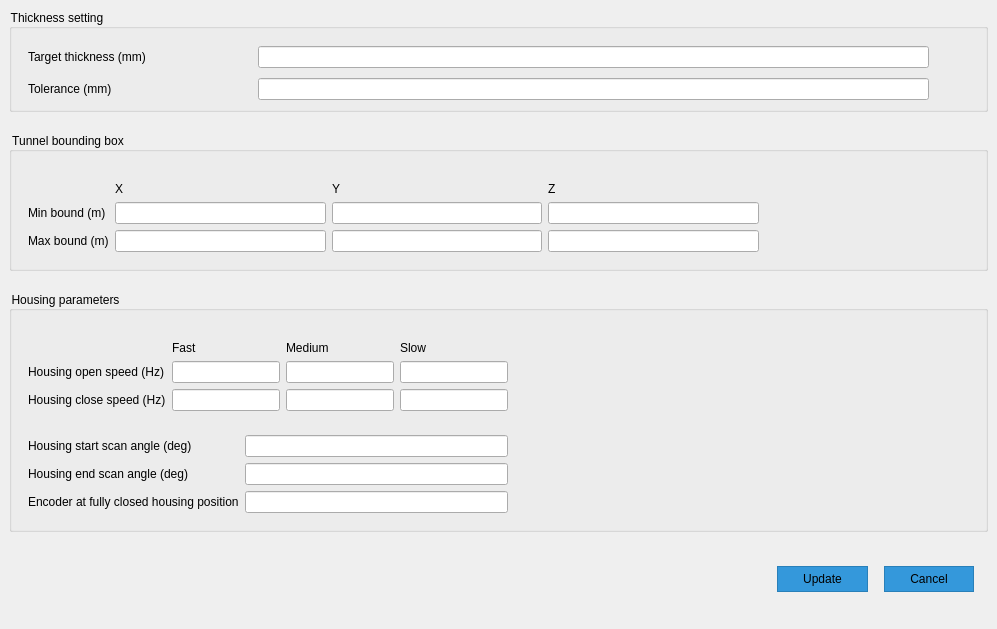
Above: qt5_ui/setting_page.ui from jacondv/intelijet_v2 before the change. Below: the same form after it.
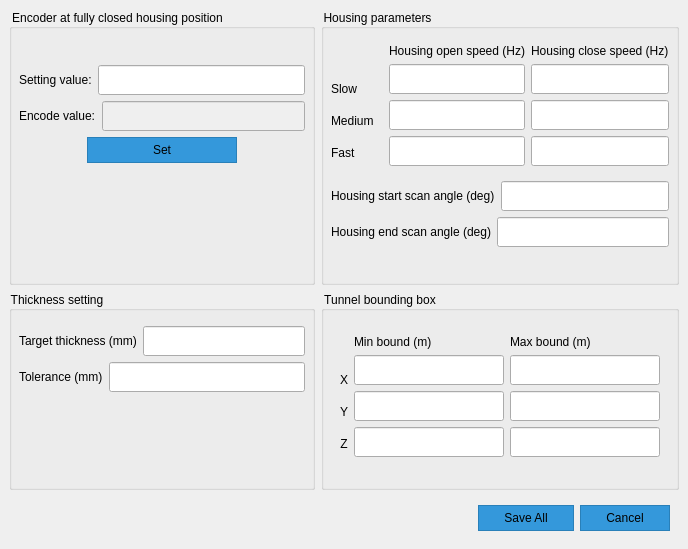
That is the form after the change.

```diff
--- a/qt5_ui/setting_page.ui
+++ b/qt5_ui/setting_page.ui
@@ -6,8 +6,8 @@
    <rect>
     <x>0</x>
     <y>0</y>
-    <width>997</width>
-    <height>629</height>
+    <width>688</width>
+    <height>549</height>
    </rect>
   </property>
   <property name="minimumSize">
@@ -31,7 +31,6 @@
         color: balck;               /* màu chữ */
         border: 1px solid #2980b9;  /* viền */
         padding: 5px 25px 5px 25px;          /* padding */
-		margin: 5px 5px 5px 5px;
 
     }
 
@@ -43,7 +42,7 @@
     padding-top: 25px;   /* đẩy nội dung xuống cách title */
 }</string>
   </property>
-  <layout class="QVBoxLayout">
+  <layout class="QHBoxLayout" name="horizontalLayout_6">
    <property name="spacing">
     <number>0</number>
    </property>
@@ -61,175 +60,150 @@
    </property>
    <item>
     <widget class="QWidget" name="widget" native="true">
-     <layout class="QVBoxLayout" name="verticalLayout_2">
-      <property name="spacing">
-       <number>20</number>
-      </property>
-      <item>
-       <widget class="QGroupBox" name="groupBox_3">
-        <property name="minimumSize">
-         <size>
-          <width>0</width>
-          <height>100</height>
-         </size>
-        </property>
+     <layout class="QGridLayout" name="gridLayout">
+      <item row="0" column="0">
+       <widget class="QGroupBox" name="groupBox_4">
         <property name="title">
-         <string>Thickness setting</string>
+         <string>Encoder at fully closed housing position</string>
         </property>
-        <layout class="QGridLayout" name="gridLayout">
-         <item row="1" column="0">
-          <widget class="QWidget" name="widget_7" native="true">
-           <layout class="QHBoxLayout" name="horizontalLayout_3" stretch="1,3,0">
-            <property name="topMargin">
-             <number>2</number>
-            </property>
-            <property name="bottomMargin">
-             <number>2</number>
-            </property>
-            <item>
-             <widget class="QLabel" name="label_2">
-              <property name="text">
-               <string>Tolerance (mm)</string>
-              </property>
-             </widget>
-            </item>
-            <item>
-             <widget class="QLineEdit" name="txtThicknessTolerance"/>
-            </item>
-            <item>
-             <spacer name="horizontalSpacer_3">
-              <property name="orientation">
-               <enum>Qt::Horizontal</enum>
-              </property>
-              <property name="sizeHint" stdset="0">
-               <size>
-                <width>40</width>
-                <height>20</height>
-               </size>
-              </property>
-             </spacer>
-            </item>
-           </layout>
-          </widget>
-         </item>
-         <item row="0" column="0">
-          <widget class="QWidget" name="widget_6" native="true">
-           <layout class="QHBoxLayout" name="horizontalLayout_2" stretch="1,3,0">
-            <property name="topMargin">
-             <number>2</number>
-            </property>
-            <property name="bottomMargin">
-             <number>2</number>
-            </property>
-            <item>
-             <widget class="QLabel" name="label">
-              <property name="text">
-               <string>Target thickness (mm)</string>
-              </property>
-             </widget>
-            </item>
-            <item>
-             <widget class="QLineEdit" name="txtTargetThickness"/>
-            </item>
-            <item>
-             <spacer name="horizontalSpacer_2">
-              <property name="orientation">
-               <enum>Qt::Horizontal</enum>
-              </property>
-              <property name="sizeHint" stdset="0">
-               <size>
-                <width>40</width>
-                <height>20</height>
-               </size>
-              </property>
-             </spacer>
-            </item>
-           </layout>
-          </widget>
-         </item>
-        </layout>
-       </widget>
-      </item>
-      <item>
-       <widget class="QGroupBox" name="groupBox_2">
-        <property name="minimumSize">
-         <size>
-          <width>0</width>
-          <height>100</height>
-         </size>
-        </property>
-        <property name="title">
-         <string>Tunnel bounding box</string>
-        </property>
-        <layout class="QVBoxLayout" name="verticalLayout_3">
+        <layout class="QHBoxLayout" name="horizontalLayout_11">
+         <property name="spacing">
+          <number>0</number>
+         </property>
+         <property name="leftMargin">
+          <number>9</number>
+         </property>
          <property name="topMargin">
-          <number>15</number>
+          <number>30</number>
+         </property>
+         <property name="rightMargin">
+          <number>9</number>
+         </property>
+         <property name="bottomMargin">
+          <number>9</number>
          </property>
          <item>
-          <widget class="QWidget" name="widget_5" native="true">
-           <layout class="QGridLayout" name="gridLayout_5">
-            <item row="0" column="2">
-             <widget class="QLabel" name="label_51">
-              <property name="text">
-               <string>Y</string>
-              </property>
+          <widget class="QWidget" name="widget_16" native="true">
+           <layout class="QVBoxLayout" name="verticalLayout_9">
+            <property name="leftMargin">
+             <number>0</number>
+            </property>
+            <property name="topMargin">
+             <number>0</number>
+            </property>
+            <property name="rightMargin">
+             <number>0</number>
+            </property>
+            <property name="bottomMargin">
+             <number>0</number>
+            </property>
+            <item>
+             <widget class="QWidget" name="widget_3" native="true">
+              <layout class="QHBoxLayout" name="horizontalLayout_9">
+               <property name="leftMargin">
+                <number>0</number>
+               </property>
+               <property name="topMargin">
+                <number>0</number>
+               </property>
+               <property name="rightMargin">
+                <number>0</number>
+               </property>
+               <property name="bottomMargin">
+                <number>0</number>
+               </property>
+               <item>
+                <widget class="QLabel" name="label_14">
+                 <property name="text">
+                  <string>Setting value:</string>
+                 </property>
+                </widget>
+               </item>
+               <item>
+                <widget class="QLineEdit" name="txtHousingClosedPosition">
+                 <property name="minimumSize">
+                  <size>
+                   <width>0</width>
+                   <height>30</height>
+                  </size>
+                 </property>
+                </widget>
+               </item>
+              </layout>
              </widget>
             </item>
-            <item row="1" column="0">
-             <widget class="QLabel" name="label_15">
-              <property name="text">
-               <string>Min bound (m)</string>
-              </property>
+            <item>
+             <widget class="QWidget" name="widget_17" native="true">
+              <layout class="QHBoxLayout" name="horizontalLayout_12">
+               <property name="leftMargin">
+                <number>0</number>
+               </property>
+               <property name="topMargin">
+                <number>0</number>
+               </property>
+               <property name="rightMargin">
+                <number>0</number>
+               </property>
+               <property name="bottomMargin">
+                <number>0</number>
+               </property>
+               <item>
+                <widget class="QLabel" name="label_17">
+                 <property name="text">
+                  <string>Encode value:</string>
+                 </property>
+                </widget>
+               </item>
+               <item>
+                <widget class="QLineEdit" name="txtEncodeValueRaw">
+                 <property name="enabled">
+                  <bool>false</bool>
+                 </property>
+                 <property name="minimumSize">
+                  <size>
+                   <width>0</width>
+                   <height>30</height>
+                  </size>
+                 </property>
+                </widget>
+               </item>
+              </layout>
              </widget>
             </item>
-            <item row="0" column="3">
-             <widget class="QLabel" name="label_50">
-              <property name="text">
-               <string>Z</string>
-              </property>
+            <item>
+             <widget class="QWidget" name="widget_15" native="true">
+              <layout class="QHBoxLayout" name="horizontalLayout_10">
+               <property name="topMargin">
+                <number>0</number>
+               </property>
+               <property name="bottomMargin">
+                <number>0</number>
+               </property>
+               <item>
+                <widget class="QPushButton" name="btnSetClosedPosition">
+                 <property name="maximumSize">
+                  <size>
+                   <width>150</width>
+                   <height>16777215</height>
+                  </size>
+                 </property>
+                 <property name="text">
+                  <string>Set</string>
+                 </property>
+                </widget>
+               </item>
+              </layout>
              </widget>
             </item>
-            <item row="2" column="3">
-             <widget class="QLineEdit" name="txtTunnelMaxBoundZ"/>
-            </item>
-            <item row="2" column="1">
-             <widget class="QLineEdit" name="txtTunnelMaxBoundX"/>
-            </item>
-            <item row="0" column="1">
-             <widget class="QLabel" name="label_49">
-              <property name="text">
-               <string>X</string>
-              </property>
-             </widget>
-            </item>
-            <item row="1" column="1">
-             <widget class="QLineEdit" name="txtTunnelMinBoundX"/>
-            </item>
-            <item row="2" column="0">
-             <widget class="QLabel" name="label_16">
-              <property name="text">
-               <string>Max bound (m)</string>
-              </property>
-             </widget>
-            </item>
-            <item row="2" column="2">
-             <widget class="QLineEdit" name="txtTunnelMaxBoundY"/>
-            </item>
-            <item row="1" column="2">
-             <widget class="QLineEdit" name="txtTunnelMinBoundY"/>
-            </item>
-            <item row="1" column="3">
-             <widget class="QLineEdit" name="txtTunnelMinBoundZ"/>
-            </item>
-            <item row="1" column="4" rowspan="2">
-             <spacer name="horizontalSpacer_5">
+            <item>
+             <spacer name="verticalSpacer">
               <property name="orientation">
-               <enum>Qt::Horizontal</enum>
+               <enum>Qt::Vertical</enum>
               </property>
               <property name="sizeHint" stdset="0">
                <size>
-                <width>40</width>
-                <height>20</height>
+                <width>20</width>
+                <height>40</height>
                </size>
               </property>
              </spacer>
@@ -240,7 +214,7 @@
         </layout>
        </widget>
       </item>
-      <item>
+      <item row="0" column="1">
        <widget class="QGroupBox" name="groupBox">
         <property name="minimumSize">
          <size>
@@ -251,114 +225,554 @@
         <property name="title">
          <string>Housing parameters</string>
         </property>
-        <layout class="QGridLayout" name="gridLayout_4">
+        <layout class="QVBoxLayout" name="verticalLayout_6">
+         <property name="leftMargin">
+          <number>0</number>
+         </property>
          <property name="topMargin">
-          <number>15</number>
+          <number>0</number>
          </property>
-         <item row="1" column="0">
-          <widget class="QWidget" name="widget_3" native="true">
-           <layout class="QGridLayout" name="gridLayout_3">
-            <item row="2" column="0">
-             <widget class="QLabel" name="label_14">
-              <property name="text">
-               <string>Encoder at fully closed housing position</string>
-              </property>
+         <property name="rightMargin">
+          <number>0</number>
+         </property>
+         <property name="bottomMargin">
+          <number>0</number>
+         </property>
+         <item>
+          <widget class="QWidget" name="widget_13" native="true">
+           <layout class="QHBoxLayout" name="horizontalLayout_5">
+            <property name="leftMargin">
+             <number>0</number>
+            </property>
+            <property name="topMargin">
+             <number>0</number>
+            </property>
+            <property name="rightMargin">
+             <number>0</number>
+            </property>
+            <property name="bottomMargin">
+             <number>0</number>
+            </property>
+            <item>
+             <widget class="QWidget" name="widget_2" native="true">
+              <layout class="QVBoxLayout" name="verticalLayout_8">
+               <property name="rightMargin">
+                <number>0</number>
+               </property>
+               <item>
+                <widget class="QLabel" name="label_4">
+                 <property name="text">
+                  <string/>
+                 </property>
+                </widget>
+               </item>
+               <item>
+                <widget class="QLabel" name="label_11">
+                 <property name="text">
+                  <string>Slow</string>
+                 </property>
+                </widget>
+               </item>
+               <item>
+                <widget class="QLabel" name="label_10">
+                 <property name="text">
+                  <string>Medium</string>
+                 </property>
+                </widget>
+               </item>
+               <item>
+                <widget class="QLabel" name="label_9">
+                 <property name="text">
+                  <string>Fast</string>
+                 </property>
+                </widget>
+               </item>
+              </layout>
              </widget>
             </item>
-            <item row="0" column="0">
+            <item>
+             <widget class="QWidget" name="widget_11" native="true">
+              <layout class="QVBoxLayout" name="verticalLayout_4">
+               <property name="rightMargin">
+                <number>0</number>
+               </property>
+               <item>
+                <widget class="QLabel" name="label_7">
+                 <property name="text">
+                  <string>Housing open speed (Hz)</string>
+                 </property>
+                </widget>
+               </item>
+               <item>
+                <widget class="QLineEdit" name="txtHousingOpenSlow">
+                 <property name="minimumSize">
+                  <size>
+                   <width>0</width>
+                   <height>30</height>
+                  </size>
+                 </property>
+                </widget>
+               </item>
+               <item>
+                <widget class="QLineEdit" name="txtHousingOpenMedium">
+                 <property name="minimumSize">
+                  <size>
+                   <width>0</width>
+                   <height>30</height>
+                  </size>
+                 </property>
+                </widget>
+               </item>
+               <item>
+                <widget class="QLineEdit" name="txtHousingOpenFast">
+                 <property name="minimumSize">
+                  <size>
+                   <width>0</width>
+                   <height>30</height>
+                  </size>
+                 </property>
+                </widget>
+               </item>
+              </layout>
+             </widget>
+            </item>
+            <item>
+             <widget class="QWidget" name="widget_12" native="true">
+              <layout class="QVBoxLayout" name="verticalLayout_7">
+               <property name="leftMargin">
+                <number>0</number>
+               </property>
+               <item>
+                <widget class="QLabel" name="label_8">
+                 <property name="text">
+                  <string>Housing close speed (Hz)</string>
+                 </property>
+                </widget>
+               </item>
+               <item>
+                <widget class="QLineEdit" name="txtHousingCloseSlow">
+                 <property name="minimumSize">
+                  <size>
+                   <width>0</width>
+                   <height>30</height>
+                  </size>
+                 </property>
+                </widget>
+               </item>
+               <item>
+                <widget class="QLineEdit" name="txtHousingCloseMedium">
+                 <property name="minimumSize">
+                  <size>
+                   <width>0</width>
+                   <height>30</height>
+                  </size>
+                 </property>
+                </widget>
+               </item>
+               <item>
+                <widget class="QLineEdit" name="txtHousingCloseFast">
+                 <property name="minimumSize">
+                  <size>
+                   <width>0</width>
+                   <height>30</height>
+                  </size>
+                 </property>
+                </widget>
+               </item>
+              </layout>
+             </widget>
+            </item>
+           </layout>
+          </widget>
+         </item>
+         <item>
+          <widget class="QWidget" name="widget_5" native="true">
+           <layout class="QHBoxLayout" name="horizontalLayout_7">
+            <property name="topMargin">
+             <number>0</number>
+            </property>
+            <property name="bottomMargin">
+             <number>0</number>
+            </property>
+            <item>
              <widget class="QLabel" name="label_12">
               <property name="text">
                <string>Housing start scan angle (deg)</string>
               </property>
              </widget>
             </item>
-            <item row="1" column="0">
+            <item>
+             <widget class="QLineEdit" name="txtHousingStartPosition">
+              <property name="minimumSize">
+               <size>
+                <width>0</width>
+                <height>30</height>
+               </size>
+              </property>
+             </widget>
+            </item>
+           </layout>
+          </widget>
+         </item>
+         <item>
+          <widget class="QWidget" name="widget_14" native="true">
+           <layout class="QHBoxLayout" name="horizontalLayout_8">
+            <property name="topMargin">
+             <number>0</number>
+            </property>
+            <property name="bottomMargin">
+             <number>0</number>
+            </property>
+            <item>
              <widget class="QLabel" name="label_13">
               <property name="text">
                <string>Housing end scan angle (deg)</string>
               </property>
              </widget>
             </item>
-            <item row="0" column="2">
-             <widget class="QLineEdit" name="txtHousingStartPosition"/>
+            <item>
+             <widget class="QLineEdit" name="txtHousingEndPosition">
+              <property name="minimumSize">
+               <size>
+                <width>0</width>
+                <height>30</height>
+               </size>
+              </property>
+             </widget>
             </item>
-            <item row="1" column="2">
-             <widget class="QLineEdit" name="txtHousingEndPosition"/>
-            </item>
-            <item row="2" column="2">
-             <widget class="QLineEdit" name="txtHousingClosedPosition"/>
-            </item>
            </layout>
           </widget>
          </item>
-         <item row="0" column="0">
-          <widget class="QWidget" name="widget_2" native="true">
-           <layout class="QGridLayout" name="gridLayout_2">
-            <item row="0" column="7">
-             <widget class="QLabel" name="label_10">
-              <property name="text">
-               <string>Medium</string>
-              </property>
+         <item>
+          <spacer name="verticalSpacer_3">
+           <property name="orientation">
+            <enum>Qt::Vertical</enum>
+           </property>
+           <property name="sizeHint" stdset="0">
+            <size>
+             <width>20</width>
+             <height>40</height>
+            </size>
+           </property>
+          </spacer>
+         </item>
+        </layout>
+       </widget>
+      </item>
+      <item row="1" column="0">
+       <widget class="QGroupBox" name="groupBox_3">
+        <property name="minimumSize">
+         <size>
+          <width>0</width>
+          <height>100</height>
+         </size>
+        </property>
+        <property name="title">
+         <string>Thickness setting</string>
+        </property>
+        <layout class="QVBoxLayout" name="verticalLayout">
+         <property name="leftMargin">
+          <number>0</number>
+         </property>
+         <property name="topMargin">
+          <number>0</number>
+         </property>
+         <property name="rightMargin">
+          <number>0</number>
+         </property>
+         <property name="bottomMargin">
+          <number>0</number>
+         </property>
+         <item>
+          <widget class="QWidget" name="widget_19" native="true">
+           <layout class="QVBoxLayout" name="verticalLayout_10">
+            <property name="bottomMargin">
+             <number>0</number>
+            </property>
+            <item>
+             <widget class="QWidget" name="widget_8" native="true">
+              <layout class="QHBoxLayout" name="horizontalLayout_2">
+               <property name="leftMargin">
+                <number>0</number>
+               </property>
+               <property name="topMargin">
+                <number>0</number>
+               </property>
+               <property name="rightMargin">
+                <number>0</number>
+               </property>
+               <property name="bottomMargin">
+                <number>0</number>
+               </property>
+               <item>
+                <widget class="QLabel" name="label">
+                 <property name="text">
+                  <string>Target thickness (mm)</string>
+                 </property>
+                </widget>
+               </item>
+               <item>
+                <widget class="QLineEdit" name="txtTargetThickness">
+                 <property name="minimumSize">
+                  <size>
+                   <width>0</width>
+                   <height>30</height>
+                  </size>
+                 </property>
+                 <property name="inputMethodHints">
+                  <set>Qt::ImhSensitiveData</set>
+                 </property>
+                </widget>
+               </item>
+              </layout>
              </widget>
             </item>
-            <item row="2" column="0">
-             <widget class="QLabel" name="label_8">
-              <property name="text">
-               <string>Housing close speed (Hz)</string>
-              </property>
+            <item>
+             <widget class="QWidget" name="widget_7" native="true">
+              <layout class="QHBoxLayout" name="horizontalLayout_3">
+               <property name="leftMargin">
+                <number>0</number>
+               </property>
+               <property name="topMargin">
+                <number>0</number>
+               </property>
+               <property name="rightMargin">
+                <number>0</number>
+               </property>
+               <property name="bottomMargin">
+                <number>0</number>
+               </property>
+               <item>
+                <widget class="QLabel" name="label_2">
+                 <property name="text">
+                  <string>Tolerance (mm)</string>
+                 </property>
+                </widget>
+               </item>
+               <item>
+                <widget class="QLineEdit" name="txtThicknessTolerance">
+                 <property name="minimumSize">
+                  <size>
+                   <width>0</width>
+                   <height>30</height>
+                  </size>
+                 </property>
+                </widget>
+               </item>
+              </layout>
              </widget>
             </item>
-            <item row="1" column="4">
-             <widget class="QLineEdit" name="txtHousingOpenFast"/>
-            </item>
-            <item row="1" column="7">
-             <widget class="QLineEdit" name="txtHousingOpenMedium"/>
-            </item>
-            <item row="0" column="4">
-             <widget class="QLabel" name="label_9">
-              <property name="text">
-               <string>Fast</string>
-              </property>
+           </layout>
+          </widget>
+         </item>
+         <item>
+          <spacer name="verticalSpacer_2">
+           <property name="orientation">
+            <enum>Qt::Vertical</enum>
+           </property>
+           <property name="sizeHint" stdset="0">
+            <size>
+             <width>20</width>
+             <height>40</height>
+            </size>
+           </property>
+          </spacer>
+         </item>
+        </layout>
+       </widget>
+      </item>
+      <item row="1" column="1">
+       <widget class="QGroupBox" name="groupBox_2">
+        <property name="minimumSize">
+         <size>
+          <width>0</width>
+          <height>100</height>
+         </size>
+        </property>
+        <property name="title">
+         <string>Tunnel bounding box</string>
+        </property>
+        <layout class="QVBoxLayout" name="verticalLayout_11">
+         <item>
+          <widget class="QWidget" name="widget_18" native="true">
+           <layout class="QHBoxLayout" name="horizontalLayout_13">
+            <item>
+             <widget class="QWidget" name="widget_10" native="true">
+              <layout class="QVBoxLayout" name="verticalLayout_5">
+               <property name="leftMargin">
+                <number>0</number>
+               </property>
+               <property name="topMargin">
+                <number>0</number>
+               </property>
+               <property name="rightMargin">
+                <number>0</number>
+               </property>
+               <property name="bottomMargin">
+                <number>0</number>
+               </property>
+               <item>
+                <widget class="QLabel" name="label_3">
+                 <property name="text">
+                  <string/>
+                 </property>
+                </widget>
+               </item>
+               <item>
+                <widget class="QLabel" name="label_49">
+                 <property name="text">
+                  <string>X</string>
+                 </property>
+                 <property name="alignment">
+                  <set>Qt::AlignCenter</set>
+                 </property>
+                </widget>
+               </item>
+               <item>
+                <widget class="QLabel" name="label_51">
+                 <property name="text">
+                  <string>Y</string>
+                 </property>
+                 <property name="alignment">
+                  <set>Qt::AlignCenter</set>
+                 </property>
+                </widget>
+               </item>
+               <item>
+                <widget class="QLabel" name="label_50">
+                 <property name="text">
+                  <string>Z</string>
+                 </property>
+                 <property name="alignment">
+                  <set>Qt::AlignCenter</set>
+                 </property>
+                </widget>
+               </item>
+              </layout>
              </widget>
             </item>
-            <item row="0" column="8">
-             <widget class="QLabel" name="label_11">
-              <property name="text">
-               <string>Slow</string>
-              </property>
+            <item>
+             <widget class="QWidget" name="widget_6" native="true">
+              <layout class="QVBoxLayout" name="verticalLayout_2">
+               <property name="leftMargin">
+                <number>0</number>
+               </property>
+               <property name="topMargin">
+                <number>0</number>
+               </property>
+               <property name="rightMargin">
+                <number>0</number>
+               </property>
+               <property name="bottomMargin">
+                <number>0</number>
+               </property>
+               <item>
+                <widget class="QLabel" name="label_15">
+                 <property name="text">
+                  <string>Min bound (m)</string>
+                 </property>
+                </widget>
+               </item>
+               <item>
+                <widget class="QLineEdit" name="txtTunnelMinBoundX">
+                 <property name="minimumSize">
+                  <size>
+                   <width>0</width>
+                   <height>30</height>
+                  </size>
+                 </property>
+                </widget>
+               </item>
+               <item>
+                <widget class="QLineEdit" name="txtTunnelMinBoundY">
+                 <property name="minimumSize">
+                  <size>
+                   <width>0</width>
+                   <height>30</height>
+                  </size>
+                 </property>
+                </widget>
+               </item>
+               <item>
+                <widget class="QLineEdit" name="txtTunnelMinBoundZ">
+                 <property name="minimumSize">
+                  <size>
+                   <width>0</width>
+                   <height>30</height>
+                  </size>
+                 </property>
+                </widget>
+               </item>
+              </layout>
              </widget>
             </item>
-            <item row="1" column="8">
-             <widget class="QLineEdit" name="txtHousingOpenSlow"/>
-            </item>
-            <item row="1" column="0">
-             <widget class="QLabel" name="label_7">
-              <property name="text">
-               <string>Housing open speed (Hz)</string>
-              </property>
+            <item>
+             <widget class="QWidget" name="widget_9" native="true">
+              <layout class="QVBoxLayout" name="verticalLayout_3">
+               <property name="leftMargin">
+                <number>0</number>
+               </property>
+               <property name="topMargin">
+                <number>0</number>
+               </property>
+               <property name="rightMargin">
+                <number>0</number>
+               </property>
+               <property name="bottomMargin">
+                <number>0</number>
+               </property>
+               <item>
+                <widget class="QLabel" name="label_16">
+                 <property name="text">
+                  <string>Max bound (m)</string>
+                 </property>
+                </widget>
+               </item>
+               <item>
+                <widget class="QLineEdit" name="txtTunnelMaxBoundX">
+                 <property name="minimumSize">
+                  <size>
+                   <width>0</width>
+                   <height>30</height>
+                  </size>
+                 </property>
+                </widget>
+               </item>
+               <item>
+                <widget class="QLineEdit" name="txtTunnelMaxBoundY">
+                 <property name="minimumSize">
+                  <size>
+                   <width>0</width>
+                   <height>30</height>
+                  </size>
+                 </property>
+                </widget>
+               </item>
+               <item>
+                <widget class="QLineEdit" name="txtTunnelMaxBoundZ">
+                 <property name="minimumSize">
+                  <size>
+                   <width>0</width>
+                   <height>30</height>
+                  </size>
+                 </property>
+                </widget>
+               </item>
+              </layout>
              </widget>
             </item>
-            <item row="2" column="8">
-             <widget class="QLineEdit" name="txtHousingCloseSlow"/>
-            </item>
-            <item row="2" column="7">
-             <widget class="QLineEdit" name="txtHousingCloseMedium"/>
-            </item>
-            <item row="2" column="4">
-             <widget class="QLineEdit" name="txtHousingCloseFast"/>
-            </item>
            </layout>
           </widget>
          </item>
-         <item row="0" column="1" rowspan="2">
-          <spacer name="horizontalSpacer_4">
+         <item>
+          <spacer name="verticalSpacer_4">
            <property name="orientation">
-            <enum>Qt::Horizontal</enum>
+            <enum>Qt::Vertical</enum>
            </property>
            <property name="sizeHint" stdset="0">
             <size>
-             <width>40</width>
-             <height>20</height>
+             <width>20</width>
+             <height>17</height>
             </size>
            </property>
           </spacer>
@@ -366,7 +780,7 @@
         </layout>
        </widget>
       </item>
-      <item>
+      <item row="2" column="1">
        <widget class="QWidget" name="widget_4" native="true">
         <layout class="QHBoxLayout" name="horizontalLayout">
          <item>
@@ -376,7 +790,7 @@
            </property>
            <property name="sizeHint" stdset="0">
             <size>
-             <width>205</width>
+             <width>40</width>
              <height>20</height>
             </size>
            </property>
@@ -385,7 +799,7 @@
          <item>
           <widget class="QPushButton" name="btnUpdateHousingParam">
            <property name="text">
-            <string>Update</string>
+            <string>Save All</string>
            </property>
           </widget>
          </item>
@@ -399,19 +813,6 @@
         </layout>
        </widget>
       </item>
-      <item>
-       <spacer name="verticalSpacer">
-        <property name="orientation">
-         <enum>Qt::Vertical</enum>
-        </property>
-        <property name="sizeHint" stdset="0">
-         <size>
-          <width>20</width>
-          <height>12</height>
-         </size>
-        </property>
-       </spacer>
-      </item>
      </layout>
     </widget>
    </item>
```
